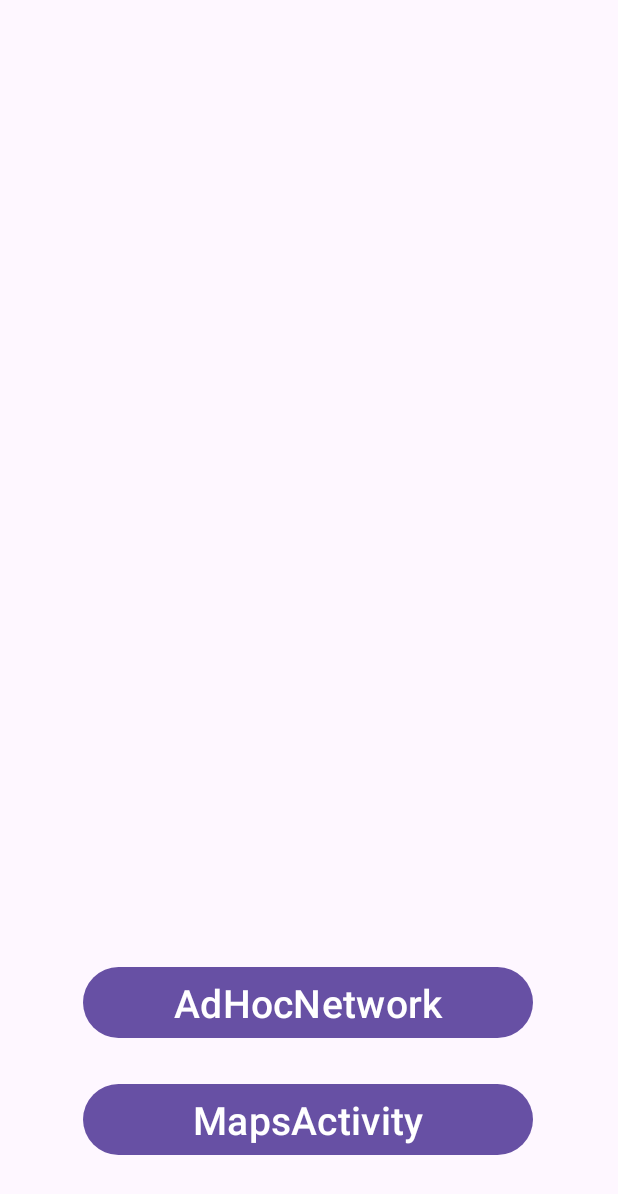
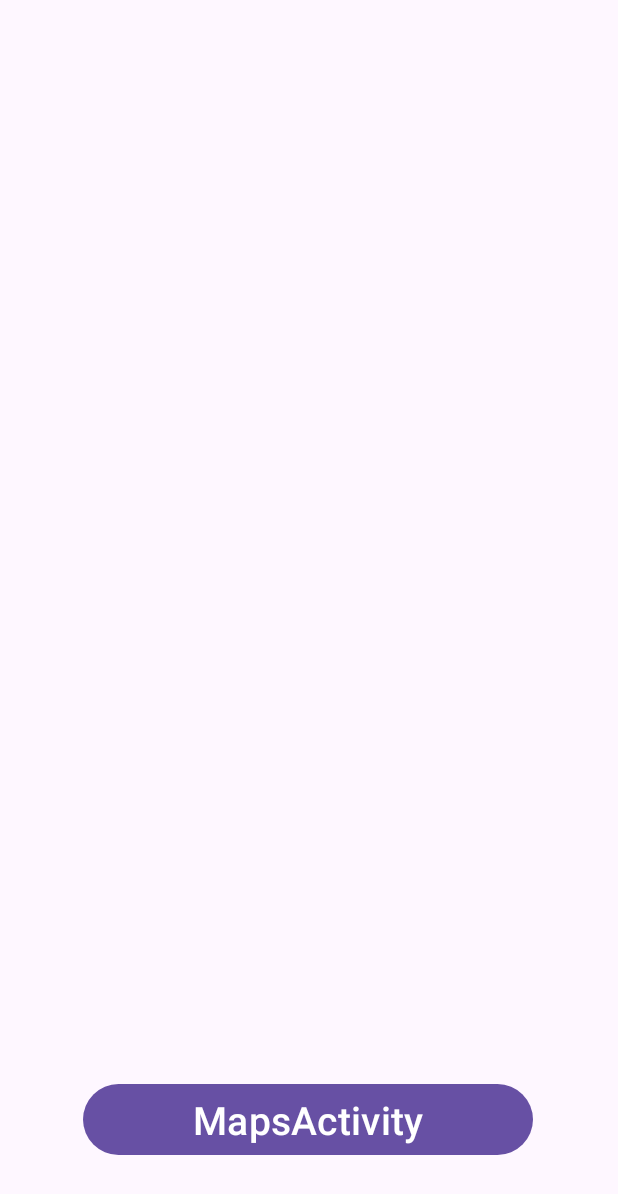
Before and after one commit to Etto48/RescueLink, an Android app: the screen it shows after launch (MainActivity), on a phone screen of 412 x 824 dp. Shown: the top 1194 px of the screen. Run offline under Robolectric (Android 15) with nearby library versions, the phone set to English and light mode, and no system bars; 2 statements that could not run were skipped.

Commit message:
Now permissions are correctly waited for, and both AdHoc network and location workers are restarted every 15min. LocationUpdateService was adapted into a worker to do this

```diff
--- a/app/src/main/AndroidManifest.xml
+++ b/app/src/main/AndroidManifest.xml
@@ -54,7 +54,7 @@
              "YOUR_API_KEY" string in this file with "${MAPS_API_KEY}".
         -->
 
-        <service android:name=".location.LocationUpdateService" android:foregroundServiceType="location"/>
+        <service android:name=".location.LocationUpdateWorker" android:foregroundServiceType="location"/>
 
         <meta-data
             android:name="com.google.android.geo.API_KEY"
--- a/app/src/main/java/it/unipi/rescuelink/MainActivity.kt
+++ b/app/src/main/java/it/unipi/rescuelink/MainActivity.kt
@@ -3,41 +3,45 @@ package it.unipi.rescuelink
 import android.Manifest
 import android.bluetooth.BluetoothAdapter
 import android.bluetooth.BluetoothManager
-import android.content.ComponentName
 import android.content.Intent
-import android.content.ServiceConnection
 import android.content.pm.PackageManager
 import android.os.Build
 import android.os.Bundle
-import android.os.IBinder
 import android.util.Log
 import android.widget.Button
 import android.widget.Toast
 import androidx.activity.enableEdgeToEdge
+import androidx.activity.result.contract.ActivityResultContracts
 import androidx.appcompat.app.AppCompatActivity
 import androidx.core.app.ActivityCompat
 import androidx.core.content.ContextCompat
 import androidx.core.view.ViewCompat
 import androidx.core.view.WindowInsetsCompat
-import androidx.work.ExistingWorkPolicy
-import androidx.work.OneTimeWorkRequestBuilder
+import androidx.work.ExistingPeriodicWorkPolicy
+import androidx.work.PeriodicWorkRequestBuilder
 import androidx.work.WorkManager
-import it.unipi.rescuelink.location.LocationUpdateService
+import it.unipi.rescuelink.adhocnet.AdHocNetWorker
+import it.unipi.rescuelink.location.LocationUpdateWorker
+import java.time.Duration
 
 class MainActivity : AppCompatActivity() {
 
-    private lateinit var locationService: LocationUpdateService
-    private var isBound = false
-    private val locationServiceConnection = object : ServiceConnection {
-        override fun onServiceConnected(name: ComponentName?, service: IBinder?) {
-            val binder = service as LocationUpdateService.LocalBinder
-            locationService = binder.getService()
-        }
-        override fun onServiceDisconnected(name: ComponentName?) {
-            isBound = false
+    private val requestPermissionLauncher = registerForActivityResult(
+        ActivityResultContracts.RequestMultiplePermissions()
+    ) { isGranted: Map<String, @JvmSuppressWildcards Boolean> ->
+        if (isGranted.all { it.value }) {
+            startBackgroundWorkers()
+        } else {
+            for (permission in isGranted) {
+                if (!permission.value) {
+                    Toast.makeText(this, "Permission ${permission.key} not granted", Toast.LENGTH_LONG).show()
+                }
+            }
+
+            Toast.makeText(this, "All permissions are required to use the app", Toast.LENGTH_LONG).show()
+            finish()
         }
     }
-
     override fun onCreate(savedInstanceState: Bundle?) {
         super.onCreate(savedInstanceState)
         enableEdgeToEdge()
@@ -48,13 +52,9 @@ class MainActivity : AppCompatActivity() {
             insets
         }
         val buttonMapsActivity = findViewById<Button>(R.id.button_mapsactivity)
-        buttonMapsActivity.setOnClickListener {this.changeToMapsView()}
-
-        val buttonAdHocNetwork = findViewById<Button>(R.id.button_adhocnetwork)
-        buttonAdHocNetwork.setOnClickListener {this.startAdHocNetwork()}
+        buttonMapsActivity.setOnClickListener {changeToMapsView()}
 
         getPermissions()
-        startLocationService()
     }
 
     private fun changeToMapsView()
@@ -65,7 +65,7 @@ class MainActivity : AppCompatActivity() {
 
     private fun getPermissions()
     {
-        val permissionSet: Array<String>
+        var permissionSet: Array<String>
         if (Build.VERSION.SDK_INT >= Build.VERSION_CODES.S) {
             permissionSet = arrayOf(
                 Manifest.permission.BLUETOOTH_CONNECT,
@@ -96,18 +96,28 @@ class MainActivity : AppCompatActivity() {
             )
         }
 
-        permissionSet.forEach { permission ->
-            if (ContextCompat.checkSelfPermission(
-                    this,
-                    permission
-                ) != PackageManager.PERMISSION_GRANTED
-            ) {
-                ActivityCompat.requestPermissions(
-                    this,
-                    arrayOf(permission), 1
-                )
-            }
+        permissionSet = permissionSet.filter {
+            ContextCompat.checkSelfPermission(
+                this,
+                it
+            ) != PackageManager.PERMISSION_GRANTED
+        }.toTypedArray()
+
+        if (permissionSet.isEmpty())
+        {
+            startBackgroundWorkers()
         }
+        else
+        {
+            requestPermissionLauncher.launch(permissionSet)
+        }
+    }
+
+    private fun startBackgroundWorkers()
+    {
+        startAdHocNetwork()
+        startLocationUpdate()
+        Toast.makeText(this, "Background workers started", Toast.LENGTH_LONG).show()
     }
 
     private fun startAdHocNetwork()
@@ -130,17 +140,25 @@ class MainActivity : AppCompatActivity() {
                 }
             }
             Log.d("AdHocNet", "Starting ad-hoc network")
-            val workRequest = OneTimeWorkRequestBuilder<it.unipi.rescuelink.adhocnet.AdHocNetWorker>().build()
+            val workRequest =
+                PeriodicWorkRequestBuilder<AdHocNetWorker>(
+                    Duration.ofSeconds(15*60)
+                ).build()
             WorkManager
                 .getInstance(applicationContext)
-                .enqueueUniqueWork("AdHocNet", ExistingWorkPolicy.REPLACE, workRequest)
+                .enqueueUniquePeriodicWork("AdHocNet", ExistingPeriodicWorkPolicy.KEEP, workRequest)
         }
     }
 
-    private fun startLocationService()
+    private fun startLocationUpdate()
     {
-        val serviceIntent = Intent(this, LocationUpdateService::class.java)
-        bindService(serviceIntent, locationServiceConnection, BIND_AUTO_CREATE)
-        startService(serviceIntent)
+        Log.d("AdHocNet", "Starting ad-hoc network")
+        val workRequest =
+            PeriodicWorkRequestBuilder<LocationUpdateWorker>(
+                Duration.ofSeconds(15*60)
+            ).build()
+        WorkManager
+            .getInstance(applicationContext)
+            .enqueueUniquePeriodicWork("LocationUpdate", ExistingPeriodicWorkPolicy.KEEP, workRequest)
     }
 }
--- a/app/src/main/java/it/unipi/rescuelink/MapsActivity.kt
+++ b/app/src/main/java/it/unipi/rescuelink/MapsActivity.kt
@@ -13,7 +13,7 @@ import com.google.android.gms.maps.model.Marker
 import com.google.android.gms.maps.model.MarkerOptions
 import it.unipi.rescuelink.databinding.ActivityMapsBinding
 import it.unipi.rescuelink.location.LocationReceiver
-import it.unipi.rescuelink.location.LocationUpdateService
+import it.unipi.rescuelink.location.LocationUpdateWorker
 import it.unipi.rescuelink.location.OnLocationReceivedCallback
 import it.unipi.rescuelink.maps.IconProvider
 import it.unipi.rescuelink.maps.PossibleVictimTag
@@ -37,7 +37,7 @@ class MapsActivity : AppCompatActivity(), OnLocationReceivedCallback, OnMapReady
         // Register the location receiver
         locationReceiver = LocationReceiver(this)
         val intentFilter = IntentFilter()
-        intentFilter.addAction(LocationUpdateService.LOCATION_UPDATE_ACTION)
+        intentFilter.addAction(LocationUpdateWorker.LOCATION_UPDATE_ACTION)
         ContextCompat.registerReceiver(this, locationReceiver, intentFilter, ContextCompat.RECEIVER_EXPORTED)
 
         binding = ActivityMapsBinding.inflate(layoutInflater)
--- a/app/src/main/java/it/unipi/rescuelink/location/LocationReceiver.kt
+++ b/app/src/main/java/it/unipi/rescuelink/location/LocationReceiver.kt
@@ -14,9 +14,9 @@ class LocationReceiver(private val callback: OnLocationReceivedCallback) : Broad
     override fun onReceive(context: Context?, intent: Intent?) {
         Log.d(TAG, "onReceive "+ intent?.action)
         Log.d(TAG, "onReceive "+ context?.javaClass)
-        if (intent?.action == LocationUpdateService.LOCATION_UPDATE_ACTION) {
-            val latitude = intent.getDoubleExtra(LocationUpdateService.LOCATION_LATITUDE, 0.0)
-            val longitude = intent.getDoubleExtra(LocationUpdateService.LOCATION_LONGITUDE, 0.0)
+        if (intent?.action == LocationUpdateWorker.LOCATION_UPDATE_ACTION) {
+            val latitude = intent.getDoubleExtra(LocationUpdateWorker.LOCATION_LATITUDE, 0.0)
+            val longitude = intent.getDoubleExtra(LocationUpdateWorker.LOCATION_LONGITUDE, 0.0)
             Log.d(TAG, "Lat: $latitude, Lon: $longitude")
             callback.onLocationReceived(LatLng(latitude, longitude))
         }
--- a/app/src/main/res/layout/activity_main.xml
+++ b/app/src/main/res/layout/activity_main.xml
@@ -6,18 +6,6 @@
     android:layout_width="match_parent"
     android:layout_height="match_parent"
     tools:context=".MainActivity">
-
-    <Button
-        android:id="@+id/button_adhocnetwork"
-        android:layout_width="300dp"
-        android:layout_height="wrap_content"
-        android:layout_marginBottom="128dp"
-        android:text="@string/ad_hoc_network"
-        android:textSize="26sp"
-        app:layout_constraintBottom_toBottomOf="parent"
-        app:layout_constraintEnd_toEndOf="parent"
-        app:layout_constraintHorizontal_bias="0.495"
-        app:layout_constraintStart_toStartOf="parent" />
 
     <Button
         android:id="@+id/button_mapsactivity"
--- a/app/src/main/res/values/strings.xml
+++ b/app/src/main/res/values/strings.xml
@@ -6,5 +6,4 @@
     <string name="tag_heart_rate">HR: </string>
     <string name="current_location">Current Location</string>
     <string name="possible_victim">Possible Victim</string>
-    <string name="ad_hoc_network">AdHocNetwork</string>
 </resources>
```
Also changed, not shown: app/src/main/java/it/unipi/rescuelink/location/LocationUpdateWorker.kt (+9 -16 lines).
